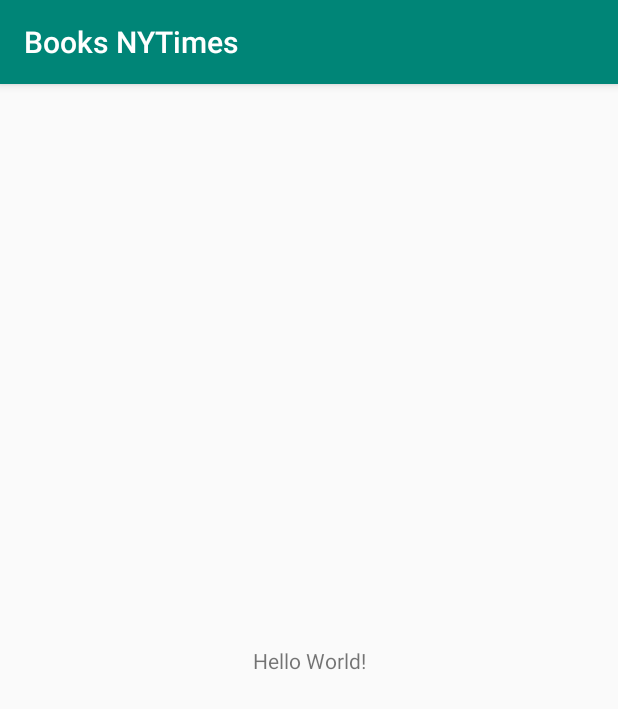
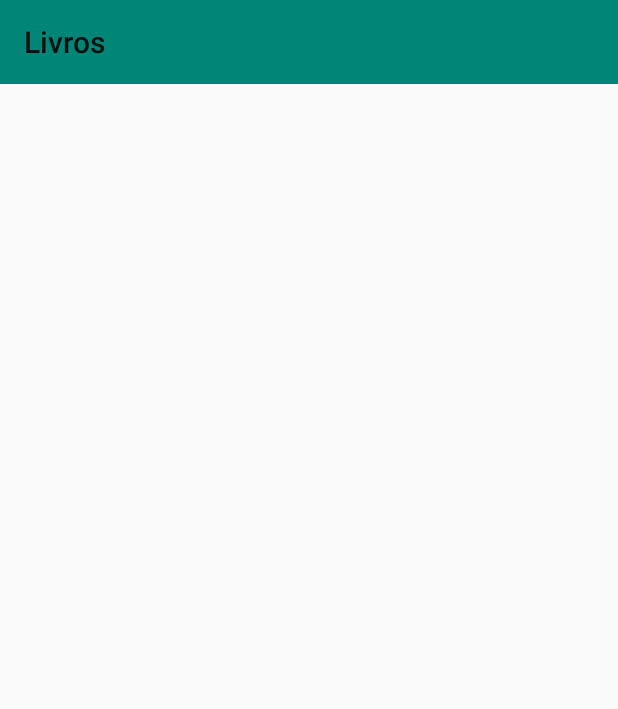
Before and after one commit to danilovalerio/books-nytimes, an Android app: the screen it shows after launch (BooksActivity), on a phone screen of 412 x 824 dp. Shown: the top 709 px of the screen. Run offline under Robolectric (Android 15) with nearby library versions, the phone set to English and light mode, and no system bars.

Commit message:
Toolbar personalizada e RecyclerView

```diff
--- a/app/src/main/java/com/example/booksnytimes/books/BooksActivity.kt
+++ b/app/src/main/java/com/example/booksnytimes/books/BooksActivity.kt
@@ -3,11 +3,16 @@ package com.example.booksnytimes.books
 import androidx.appcompat.app.AppCompatActivity
 import android.os.Bundle
 import com.example.booksnytimes.R
+import kotlinx.android.synthetic.main.activity_books.*
 
 class BooksActivity : AppCompatActivity() {
 
     override fun onCreate(savedInstanceState: Bundle?) {
         super.onCreate(savedInstanceState)
         setContentView(R.layout.activity_books)
+
+        toolbarMain.title = "Livros"
+        setActionBar(toolbarMain)
+
     }
 }
--- a/app/src/main/res/layout/activity_books.xml
+++ b/app/src/main/res/layout/activity_books.xml
@@ -6,13 +6,21 @@
     android:layout_height="match_parent"
     tools:context=".books.BooksActivity">
 
-    <TextView
-        android:layout_width="wrap_content"
+    <Toolbar
+        android:id="@+id/toolbarMain"
+        android:layout_width="0dp"
+        android:layout_height="?android:attr/actionBarSize"
+        app:layout_constraintTop_toTopOf="parent"
+        app:layout_constraintStart_toStartOf="parent"
+        app:layout_constraintEnd_toEndOf="parent"
+
+        android:background="@color/colorPrimary"/>
+
+    <view class="androidx.appcompat.app.AlertController$RecycleListView"
+        android:layout_width="0dp"
         android:layout_height="wrap_content"
-        android:text="Hello World!"
-        app:layout_constraintBottom_toBottomOf="parent"
-        app:layout_constraintLeft_toLeftOf="parent"
-        app:layout_constraintRight_toRightOf="parent"
-        app:layout_constraintTop_toTopOf="parent" />
+        app:layout_constraintBottom_toBottomOf="@id/toolbarMain"
+        app:layout_constraintEnd_toEndOf="parent"
+        app:layout_constraintStart_toStartOf="parent"/>
 
 </androidx.constraintlayout.widget.ConstraintLayout>
--- a/app/src/main/res/values/styles.xml
+++ b/app/src/main/res/values/styles.xml
@@ -1,7 +1,7 @@
 <resources>
 
     <!-- Base application theme. -->
-    <style name="AppTheme" parent="Theme.AppCompat.Light.DarkActionBar">
+    <style name="AppTheme" parent="Theme.AppCompat.Light.NoActionBar">
         <!-- Customize your theme here. -->
         <item name="colorPrimary">@color/colorPrimary</item>
         <item name="colorPrimaryDark">@color/colorPrimaryDark</item>
```
